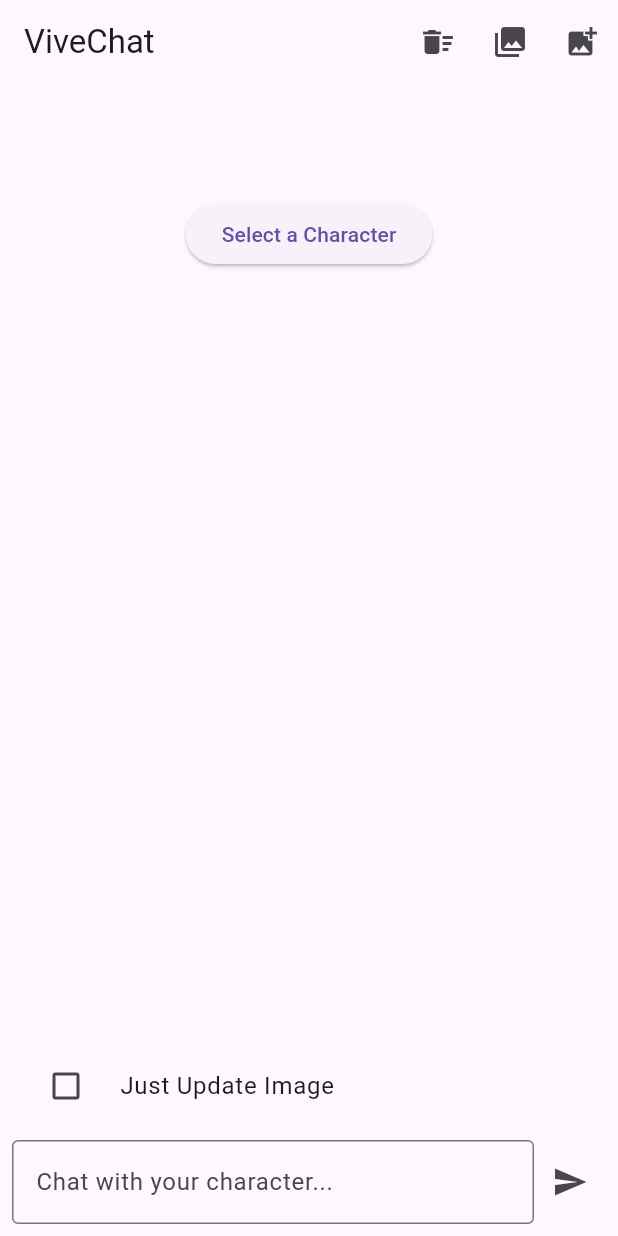
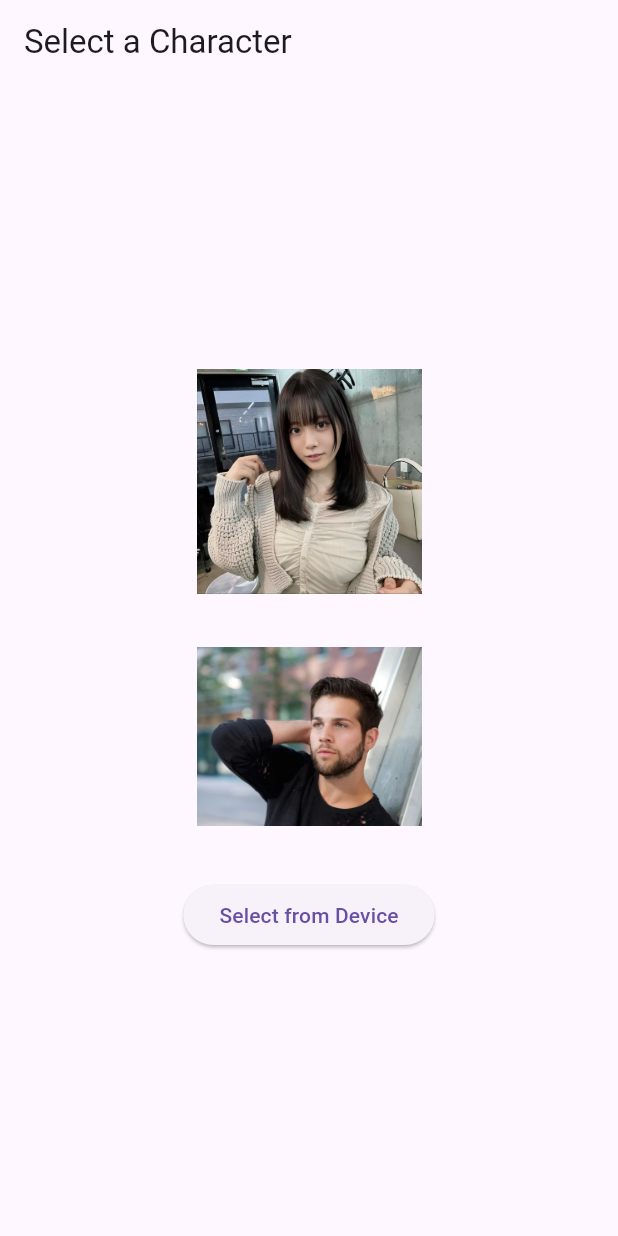
Before and after one commit to Yuji-HAMADA/vivechat, a Flutter app: the screen it shows after launch, on a phone screen of 412 x 824 dp. Run offline on Flutter 3.47's test engine with Material 3 defaults, Android fonts, the phone set to English and light mode, and no system bars; our stand-ins replace image_picker, shared_preferences; missing offline and left inert: saver_gallery, universal_html.

Commit message:
Update: set default characters

```diff
--- /dev/null
+++ b/lib/character_selection_screen.dart
@@ -0,0 +1,58 @@
+
+import 'package:flutter/material.dart';
+import 'package:image_picker/image_picker.dart';
+import 'dart:io';
+
+class CharacterSelectionScreen extends StatefulWidget {
+  final Function(String) onCharacterSelected;
+
+  CharacterSelectionScreen({required this.onCharacterSelected});
+
+  @override
+  _CharacterSelectionScreenState createState() => _CharacterSelectionScreenState();
+}
+
+class _CharacterSelectionScreenState extends State<CharacterSelectionScreen> {
+  final ImagePicker _picker = ImagePicker();
+
+  Future<void> _selectFromDevice() async {
+    final XFile? image = await _picker.pickImage(source: ImageSource.gallery);
+    if (image != null) {
+      widget.onCharacterSelected(image.path);
+    }
+  }
+
+  @override
+  Widget build(BuildContext context) {
+    return Scaffold(
+      appBar: AppBar(
+        title: Text('Select a Character'),
+      ),
+      body: Center(
+        child: Column(
+          mainAxisAlignment: MainAxisAlignment.center,
+          children: <Widget>[
+            InkWell(
+              onTap: () {
+                widget.onCharacterSelected('assets/female.png');
+              },
+              child: Image.asset('assets/female.png', width: 150, height: 150),
+            ),
+            SizedBox(height: 20),
+            InkWell(
+              onTap: () {
+                widget.onCharacterSelected('assets/male.png');
+              },
+              child: Image.asset('assets/male.png', width: 150, height: 150),
+            ),
+            SizedBox(height: 20),
+            ElevatedButton(
+              onPressed: _selectFromDevice,
+              child: Text('Select from Device'),
+            ),
+          ],
+        ),
+      ),
+    );
+  }
+}
--- /dev/null
+++ b/lib/home_screen.dart
@@ -0,0 +1,28 @@
+
+import 'package:flutter/material.dart';
+import 'package:vivechat/character_selection_screen.dart';
+import 'package:vivechat/chat_screen.dart';
+
+class HomeScreen extends StatefulWidget {
+  const HomeScreen({super.key});
+
+  @override
+  _HomeScreenState createState() => _HomeScreenState();
+}
+
+class _HomeScreenState extends State<HomeScreen> {
+  String? _selectedCharacter;
+
+  void _onCharacterSelected(String character) {
+    setState(() {
+      _selectedCharacter = character;
+    });
+  }
+
+  @override
+  Widget build(BuildContext context) {
+    return _selectedCharacter == null
+        ? CharacterSelectionScreen(onCharacterSelected: _onCharacterSelected)
+        : ChatScreen(character: _selectedCharacter!);
+  }
+}
--- a/lib/main.dart
+++ b/lib/main.dart
@@ -1,5 +1,5 @@
 import 'package:flutter/material.dart';
-import 'package:vivechat/chat_screen.dart';
+import 'package:vivechat/home_screen.dart';
 
 void main() {
   runApp(const MyApp());
@@ -15,7 +15,7 @@
       theme: ThemeData(
         primarySwatch: Colors.blue,
       ),
-      home: const ChatScreen(),
+      home: const HomeScreen(),
     );
   }
 }
--- a/pubspec.yaml
+++ b/pubspec.yaml
@@ -69,6 +69,8 @@
   # To add assets to your application, add an assets section, like this:
   assets:
     - assets/icon.png
+    - assets/female.png
+    - assets/male.png
   #   - images/a_dot_burr.jpeg
   #   - images/a_dot_ham.jpeg
 
```
Also changed, not shown: lib/chat_screen.dart (+49 -76 lines), assets/female.png (added), assets/male.png (added).
